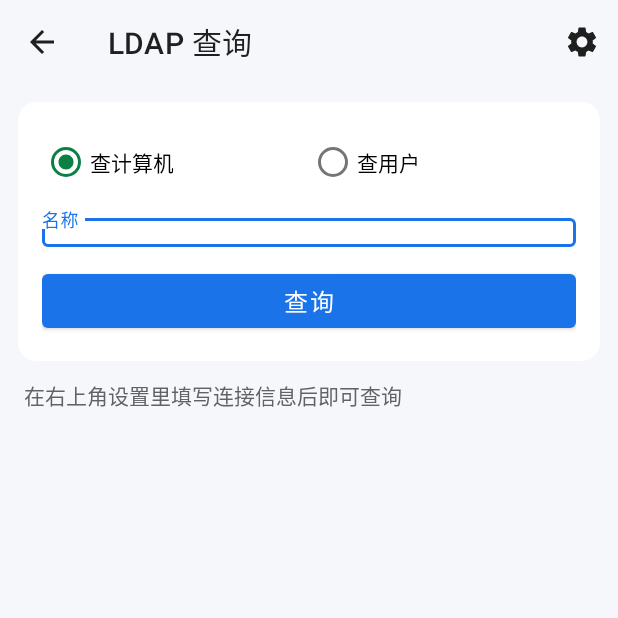
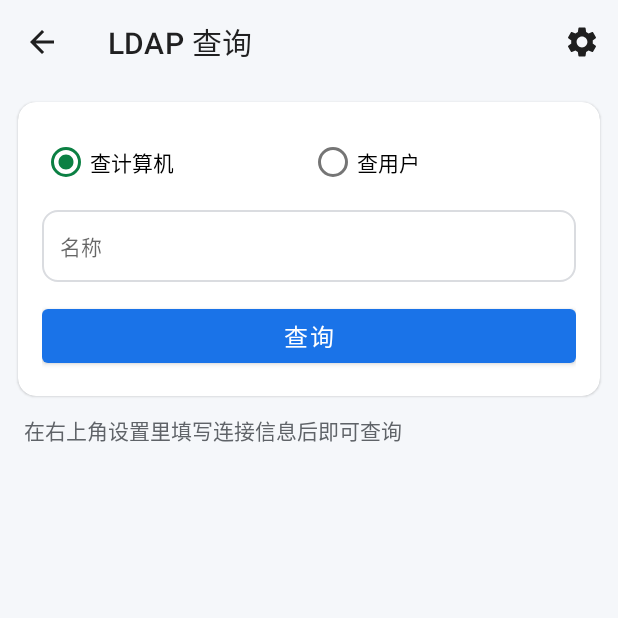
Before and after one commit to wuxuanzhang/qrnfc-tool, an Android app: the LdapActivity screen opened directly, with no data from a screen before it, on a phone screen of 412 x 824 dp, the top half of it. Run offline under Robolectric (Android 15) with nearby library versions, the light colour scheme and no system bars; pictures from the network do not load.

Commit message:
修复 LDAP 输入框过窄：去掉 OutlinedBox 容器，直接用独立补全输入框（宽度铺满、正常高度）

```diff
--- a/app/build.gradle
+++ b/app/build.gradle
@@ -10,8 +10,8 @@ android {
         applicationId "com.qrnfc.tool"
         minSdk 24
         targetSdk 34
-        versionCode 10
-        versionName "2.8"
+        versionCode 11
+        versionName "2.9"
     }
 
     // 签名信息从 keystore.properties 读取（该文件已被 .gitignore 排除，不随源码发布）
--- a/app/src/main/res/layout/activity_ldap.xml
+++ b/app/src/main/res/layout/activity_ldap.xml
@@ -50,21 +50,18 @@
                     android:text="查用户" />
             </RadioGroup>
 
-            <com.google.android.material.textfield.TextInputLayout
+            <com.google.android.material.textfield.MaterialAutoCompleteTextView
+                android:id="@+id/etName"
                 android:layout_width="match_parent"
                 android:layout_height="wrap_content"
                 android:layout_marginTop="8dp"
+                android:minHeight="48dp"
+                android:padding="12dp"
                 android:hint="名称"
-                style="@style/Widget.MaterialComponents.TextInputLayout.OutlinedBox">
-
-                <com.google.android.material.textfield.MaterialAutoCompleteTextView
-                    android:id="@+id/etName"
-                    android:layout_width="match_parent"
-                    android:layout_height="wrap_content"
-                    android:inputType="text"
-                    android:imeOptions="actionDone"
-                    android:textSize="14sp" />
-            </com.google.android.material.textfield.TextInputLayout>
+                android:inputType="text"
+                android:imeOptions="actionDone"
+                android:textSize="14sp"
+                android:background="@drawable/result_box" />
 
             <Button
                 android:id="@+id/btnQuery"
```
